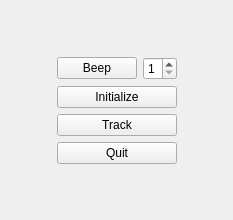
First picture: the form in branches/main/examples/devicesTutorial/example6/devNDISerialControllerQWidget.ui, repository eetuna/cisst, before the edit.
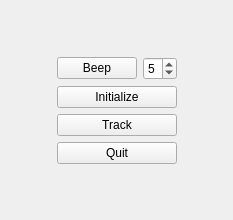
Second picture: the form after the edit.

The edit to the form file:
```diff
--- a/branches/main/examples/devicesTutorial/example6/devNDISerialControllerQWidget.ui
+++ b/branches/main/examples/devicesTutorial/example6/devNDISerialControllerQWidget.ui
@@ -46,6 +46,9 @@
      <property name="maximum">
       <number>9</number>
      </property>
+     <property name="value">
+      <number>5</number>
+     </property>
     </widget>
    </item>
    <item row="4" column="1" colspan="2">
```
